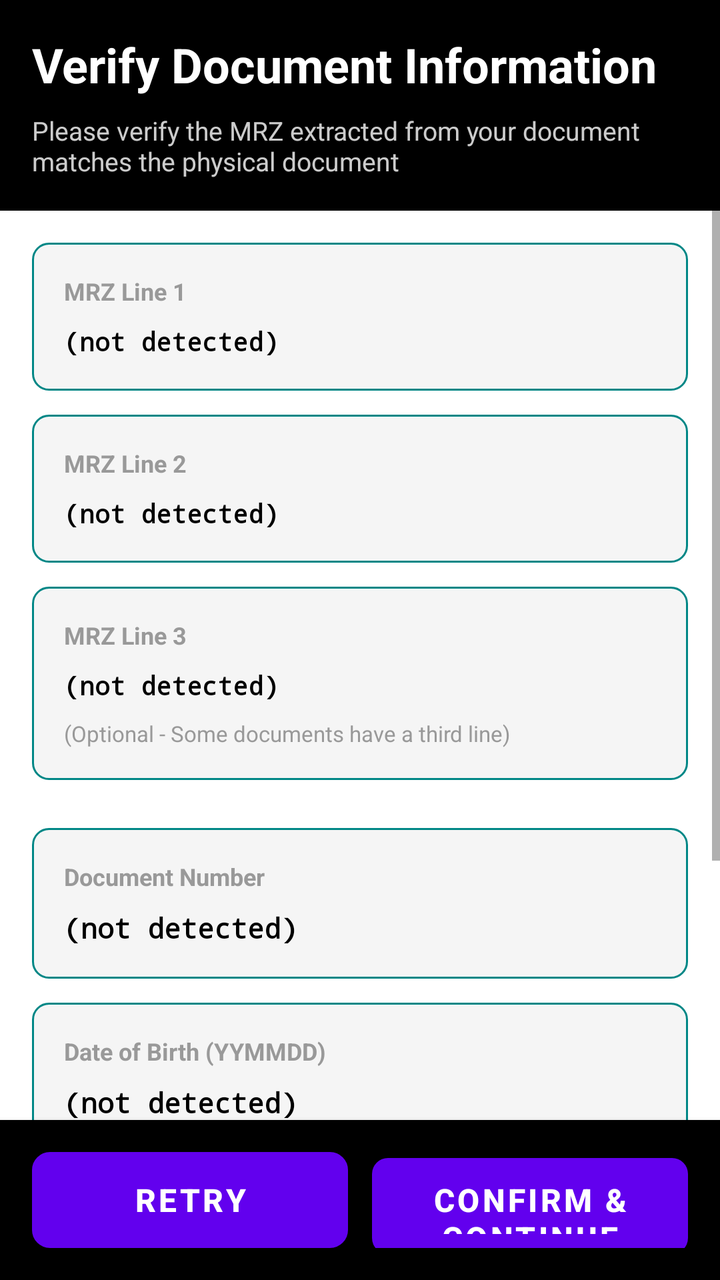
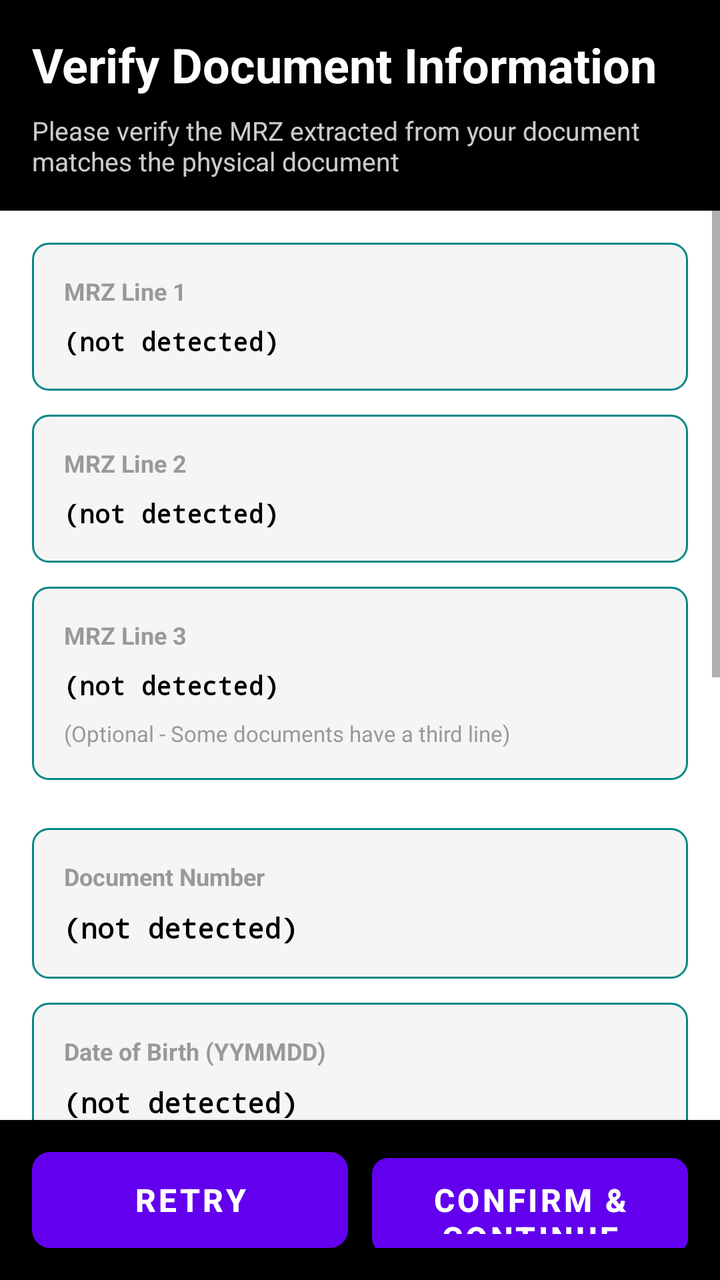

An Android layout rendered at two revisions. The XML below is the earlier revision; the diff shows what the commit changed to produce the second picture.
<!-- AndroidManifest.xml: application theme Theme.TrustNetApp -->
<!-- res/layout/activity_confirm_mrz.xml -->
<?xml version="1.0" encoding="utf-8"?>
<LinearLayout xmlns:android="http://schemas.android.com/apk/res/android"
    xmlns:app="http://schemas.android.com/apk/res-auto"
    android:layout_width="match_parent"
    android:layout_height="match_parent"
    android:orientation="vertical"
    android:background="@color/white">

    
    <LinearLayout
        android:layout_width="match_parent"
        android:layout_height="wrap_content"
        android:orientation="vertical"
        android:background="@color/black"
        android:padding="16dp">

        <TextView
            android:layout_width="match_parent"
            android:layout_height="wrap_content"
            android:text="Verify Document Information"
            android:textSize="24sp"
            android:textColor="@color/white"
            android:textStyle="bold" />

        <TextView
            android:layout_width="match_parent"
            android:layout_height="wrap_content"
            android:text="Please verify the MRZ extracted from your document matches the physical document"
            android:textSize="13sp"
            android:textColor="@color/white"
            android:layout_marginTop="8dp"
            android:alpha="0.8" />
    </LinearLayout>

    
    <ScrollView
        android:layout_width="match_parent"
        android:layout_height="0dp"
        android:layout_weight="1"
        android:fillViewport="true">

        <LinearLayout
            android:layout_width="match_parent"
            android:layout_height="wrap_content"
            android:orientation="vertical"
            android:padding="16dp">

            
            <LinearLayout
                android:layout_width="match_parent"
                android:layout_height="wrap_content"
                android:orientation="vertical"
                android:background="@drawable/card_background"
                android:padding="16dp"
                android:layout_marginBottom="12dp">

                <TextView
                    android:layout_width="wrap_content"
                    android:layout_height="wrap_content"
                    android:text="MRZ Line 1"
                    android:textSize="12sp"
                    android:textColor="@color/gray"
                    android:textStyle="bold" />

                <TextView
                    android:id="@+id/mrzLine1"
                    android:layout_width="match_parent"
                    android:layout_height="wrap_content"
                    android:text="(not detected)"
                    android:textSize="13sp"
                    android:textColor="@color/black"
                    android:textStyle="bold"
                    android:layout_marginTop="8dp"
                    android:fontFamily="monospace"
                    android:singleLine="false"
                    android:lineSpacingExtra="2dp" />
            </LinearLayout>

            
            <LinearLayout
                android:layout_width="match_parent"
                android:layout_height="wrap_content"
                android:orientation="vertical"
                android:background="@drawable/card_background"
                android:padding="16dp"
                android:layout_marginBottom="12dp">

                <TextView
                    android:layout_width="wrap_content"
                    android:layout_height="wrap_content"
                    android:text="MRZ Line 2"
                    android:textSize="12sp"
                    android:textColor="@color/gray"
                    android:textStyle="bold" />

                <TextView
                    android:id="@+id/mrzLine2"
                    android:layout_width="match_parent"
                    android:layout_height="wrap_content"
                    android:text="(not detected)"
                    android:textSize="13sp"
                    android:textColor="@color/black"
                    android:textStyle="bold"
                    android:layout_marginTop="8dp"
                    android:fontFamily="monospace"
                    android:singleLine="false"
                    android:lineSpacingExtra="2dp" />
            </LinearLayout>

            
            <LinearLayout
                android:layout_width="match_parent"
                android:layout_height="wrap_content"
                android:orientation="vertical"
                android:background="@drawable/card_background"
                android:padding="16dp"
                android:layout_marginBottom="24dp">

                <TextView
                    android:layout_width="wrap_content"
                    android:layout_height="wrap_content"
                    android:text="MRZ Line 3"
                    android:textSize="12sp"
                    android:textColor="@color/gray"
                    android:textStyle="bold" />

                <TextView
                    android:id="@+id/mrzLine3"
                    android:layout_width="match_parent"
                    android:layout_height="wrap_content"
                    android:text="(not detected)"
                    android:textSize="13sp"
                    android:textColor="@color/black"
                    android:textStyle="bold"
                    android:layout_marginTop="8dp"
                    android:fontFamily="monospace"
                    android:singleLine="false"
                    android:lineSpacingExtra="2dp" />

                <TextView
                    android:layout_width="match_parent"
                    android:layout_height="wrap_content"
                    android:text="(Optional - Some documents have a third line)"
                    android:textSize="11sp"
                    android:textColor="@color/gray"
                    android:layout_marginTop="8dp"
                    android:lineSpacingExtra="2dp" />
            </LinearLayout>

            
            <LinearLayout
                android:layout_width="match_parent"
                android:layout_height="wrap_content"
                android:orientation="vertical"
                android:background="@drawable/card_background"
                android:padding="16dp"
                android:layout_marginBottom="12dp">

                <TextView
                    android:layout_width="wrap_content"
                    android:layout_height="wrap_content"
                    android:text="Document Number"
                    android:textSize="12sp"
                    android:textColor="@color/gray"
                    android:textStyle="bold" />

                <TextView
                    android:id="@+id/docNumberValue"
                    android:layout_width="match_parent"
                    android:layout_height="wrap_content"
                    android:text="(not detected)"
                    android:textSize="14sp"
                    android:textColor="@color/black"
                    android:textStyle="bold"
                    android:layout_marginTop="8dp"
                    android:fontFamily="monospace" />
            </LinearLayout>

            
            <LinearLayout
                android:layout_width="match_parent"
                android:layout_height="wrap_content"
                android:orientation="vertical"
                android:background="@drawable/card_background"
                android:padding="16dp"
                android:layout_marginBottom="12dp">

                <TextView
                    android:layout_width="wrap_content"
                    android:layout_height="wrap_content"
                    android:text="Date of Birth (YYMMDD)"
                    android:textSize="12sp"
                    android:textColor="@color/gray"
                    android:textStyle="bold" />

                <TextView
                    android:id="@+id/dobValue"
                    android:layout_width="match_parent"
                    android:layout_height="wrap_content"
                    android:text="(not detected)"
                    android:textSize="14sp"
                    android:textColor="@color/black"
                    android:textStyle="bold"
                    android:layout_marginTop="8dp"
                    android:fontFamily="monospace" />
            </LinearLayout>

            
            <LinearLayout
                android:layout_width="match_parent"
                android:layout_height="wrap_content"
                android:orientation="vertical"
                android:background="@drawable/card_background"
                android:padding="16dp"
                android:layout_marginBottom="24dp">

                <TextView
                    android:layout_width="wrap_content"
                    android:layout_height="wrap_content"
                    android:text="Date of Expiry (YYMMDD)"
                    android:textSize="12sp"
                    android:textColor="@color/gray"
                    android:textStyle="bold" />

                <TextView
                    android:id="@+id/expiryValue"
                    android:layout_width="match_parent"
                    android:layout_height="wrap_content"
                    android:text="(not detected)"
                    android:textSize="14sp"
                    android:textColor="@color/black"
                    android:textStyle="bold"
                    android:layout_marginTop="8dp"
                    android:fontFamily="monospace" />

                <TextView
                    android:layout_width="match_parent"
                    android:layout_height="wrap_content"
                    android:text="BAC (Basic Access Control) uses these three values to derive encryption keys for chip authentication."
                    android:textSize="11sp"
                    android:textColor="@color/gray"
                    android:layout_marginTop="8dp"
                    android:lineSpacingExtra="2dp" />
            </LinearLayout>
        </LinearLayout>
    </ScrollView>

    
    <LinearLayout
        android:layout_width="match_parent"
        android:layout_height="wrap_content"
        android:orientation="horizontal"
        android:padding="16dp"
        android:background="@color/black"
        android:elevation="4dp">

        
        <Button
            android:id="@+id/retryButton"
            android:layout_width="0dp"
            android:layout_height="48dp"
            android:layout_weight="1"
            android:layout_marginEnd="12dp"
            android:text="Retry"
            android:textSize="16sp"
            android:textColor="@color/white"
            android:background="@drawable/button_secondary"
            android:textStyle="bold" />

        
        <Button
            android:id="@+id/confirmButton"
            android:layout_width="0dp"
            android:layout_height="48dp"
            android:layout_weight="1"
            android:text="Confirm &amp; Continue"
            android:textSize="16sp"
            android:textColor="@color/white"
            android:background="@drawable/button_primary"
            android:textStyle="bold" />
    </LinearLayout>
</LinearLayout>
<!-- resources referenced by this layout -->
<resources>
  <color name="black">#000000</color>
  <color name="gray">#999999</color>
  <color name="white">#FFFFFF</color>
  <!-- drawable button_primary (drawable) -->
  <?xml version="1.0" encoding="utf-8"?>
  <shape xmlns:android="http://schemas.android.com/apk/res/android">
      <solid android:color="@color/primary" />
      <corners android:radius="8dp" />
  </shape>
  <!-- drawable button_secondary (drawable) -->
  <?xml version="1.0" encoding="utf-8"?>
  <shape xmlns:android="http://schemas.android.com/apk/res/android">
      <solid android:color="@color/secondary" />
      <stroke android:color="@color/primary" android:width="2dp" />
      <corners android:radius="8dp" />
  </shape>
  <!-- drawable card_background (drawable) -->
  <?xml version="1.0" encoding="utf-8"?>
  <shape xmlns:android="http://schemas.android.com/apk/res/android"
      android:shape="rectangle">
      <corners android:radius="8dp" />
      <stroke
          android:width="1dp"
          android:color="@color/teal_700" />
      <solid android:color="#F5F5F5" />
  </shape>
  <style name="Theme.TrustNetApp" parent="Theme.MaterialComponents.Light.DarkActionBar">
          
          <item name="colorPrimary">@color/purple_500</item>
          <item name="colorPrimaryVariant">@color/purple_700</item>
          <item name="colorSecondary">@color/teal_200</item>
          <item name="colorSecondaryVariant">@color/teal_700</item>
          <item name="colorError">@color/red_500</item>
          <item name="colorOnPrimary">@android:color/white</item>
          <item name="colorOnSecondary">@android:color/black</item>
          <item name="colorOnError">@android:color/white</item>
          
          
          <item name="android:statusBarColor">@color/purple_500</item>
          <item name="android:windowLightStatusBar">false</item>
      </style>
  <color name="primary">#1976D2</color>
  <color name="secondary">#424242</color>
  <color name="teal_700">#FF018786</color>
  <color name="purple_500">#FF6200EE</color>
  <color name="purple_700">#FF3700B3</color>
  <color name="teal_200">#FF03DAC5</color>
  <color name="red_500">#FFFF5252</color>
</resources>

<!-- the commit's change to res/layout/activity_confirm_mrz.xml (unified diff, before → after) -->
@@ -240,6 +240,75 @@
                     android:textSize="11sp"
                     android:textColor="@color/gray"
                     android:layout_marginTop="8dp"
+                    android:lineSpacingExtra="2dp" />
+            </LinearLayout>
+
+            
+            <LinearLayout
+                android:layout_width="match_parent"
+                android:layout_height="wrap_content"
+                android:orientation="vertical"
+                android:background="#F3E5F5"
+                android:padding="16dp"
+                android:layout_marginBottom="12dp">
+
+                <TextView
+                    android:layout_width="wrap_content"
+                    android:layout_height="wrap_content"
+                    android:text="BAC Password Components (with Check Digits)"
+                    android:textSize="12sp"
+                    android:textColor="#6A1B9A"
+                    android:textStyle="bold" />
+
+                <TextView
+                    android:id="@+id/bacComponentsTextView"
+                    android:layout_width="match_parent"
+                    android:layout_height="wrap_content"
+                    android:text="Loading BAC components..."
+                    android:textSize="12sp"
+                    android:textColor="@color/black"
+                    android:layout_marginTop="12dp"
+                    android:fontFamily="monospace"
+                    android:lineSpacingExtra="4dp" />
+            </LinearLayout>
+
+            
+            <LinearLayout
+                android:layout_width="match_parent"
+                android:layout_height="wrap_content"
+                android:orientation="vertical"
+                android:background="#F3E5F5"
+                android:padding="16dp"
+                android:layout_marginBottom="24dp">
+
+                <TextView
+                    android:layout_width="wrap_content"
+                    android:layout_height="wrap_content"
+                    android:text="Final BAC Password (24 Characters)"
+                    android:textSize="12sp"
+                    android:textColor="#6A1B9A"
+                    android:textStyle="bold" />
+
+                <TextView
+                    android:id="@+id/bacPasswordTextView"
+                    android:layout_width="match_parent"
+                    android:layout_height="wrap_content"
+                    android:text="BAC Password will appear here..."
+                    android:textSize="14sp"
+                    android:textColor="@color/black"
+                    android:textStyle="bold"
+                    android:layout_marginTop="12dp"
+                    android:fontFamily="monospace"
+                    android:background="@color/white"
+                    android:padding="8dp" />
+
+                <TextView
+                    android:layout_width="match_parent"
+                    android:layout_height="wrap_content"
+                    android:text="Verify all check digits match your physical passport MRZ Line 2 positions: 9 (doc), 19 (DOB), 27 (expiry)"
+                    android:textSize="11sp"
+                    android:textColor="#6A1B9A"
+                    android:layout_marginTop="12dp"
                     android:lineSpacingExtra="2dp" />
             </LinearLayout>
         </LinearLayout>
